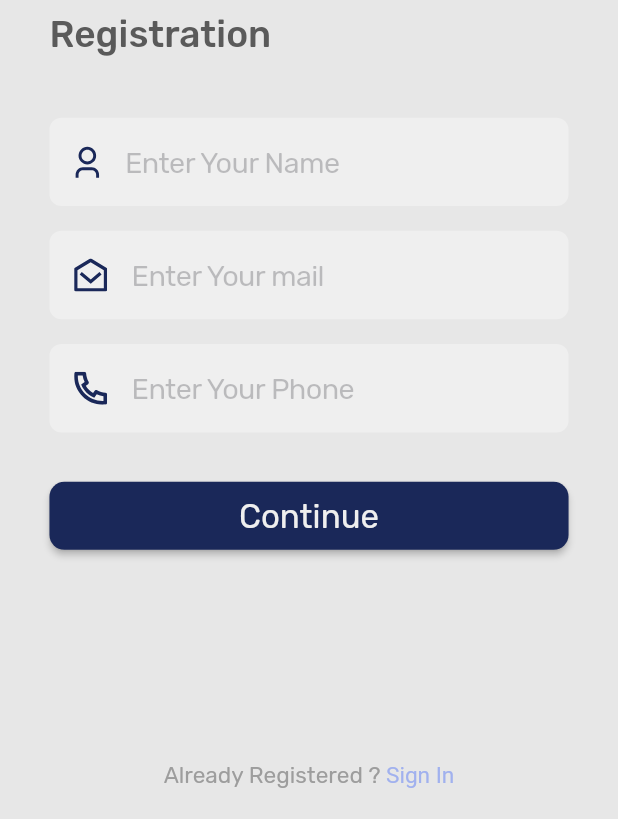
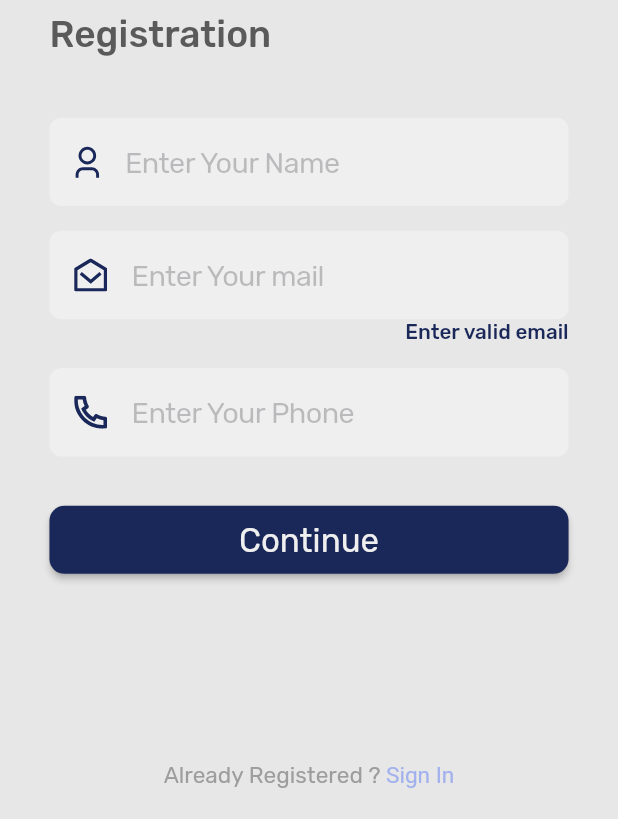
Before and after one commit to fasil2401/fahadbazar, a Flutter app: the RegisterScreen screen opened by its route, on a phone screen of 412 x 824 dp, the part 417-1236 px from its top. Run offline on Flutter 3.47's test engine with Material 2 defaults, Android fonts, the light colour scheme and no system bars; drawn by our look-alikes of easy_rich_text; our stand-ins replace flutter_svg, get, sizer.

Commit message:
error text

```diff
--- /dev/null
+++ b/lib/Presentation/Components/error_text.dart
@@ -0,0 +1,31 @@
+import 'package:flutter/material.dart';
+import 'package:sizer/sizer.dart';
+
+import '../constants/colors.dart';
+
+class ErrorText extends StatelessWidget {
+  final String title;
+  final bool isVisible;
+  const ErrorText({
+    Key? key,required this.title,  this.isVisible = true
+  }) : super(key: key);
+
+  @override
+  Widget build(BuildContext context) {
+    return Visibility(
+      visible: isVisible,
+      child: Align(
+        alignment: Alignment.centerRight,
+        child: Text(
+          title,
+          style: TextStyle(
+            color: textBlueColor,
+            fontSize: 10.sp,
+            fontFamily: 'Rubik',
+            fontWeight: FontWeight.w500,
+          ),
+        ),
+      ),
+    );
+  }
+}
--- a/lib/Presentation/Screens/Register_page/register.dart
+++ b/lib/Presentation/Screens/Register_page/register.dart
@@ -9,6 +9,7 @@ import 'package:get/get.dart';
 import 'package:sizer/sizer.dart';
 import 'package:easy_rich_text/easy_rich_text.dart';
 
+import '../../Components/error_text.dart';
 import '../Login_page/components/login_button.dart';
 import '../Login_page/components/welcome_sub.dart';
 import '../Login_page/components/welcome_text.dart';
@@ -85,6 +86,7 @@ class RegisterScreen extends StatelessWidget {
                     ),
                   ),
                 ),
+               const ErrorText(title: 'Enter valid email', ),
                 commonHeight2,
                 CupertinoTextField(
                   decoration: BoxDecoration(
```
